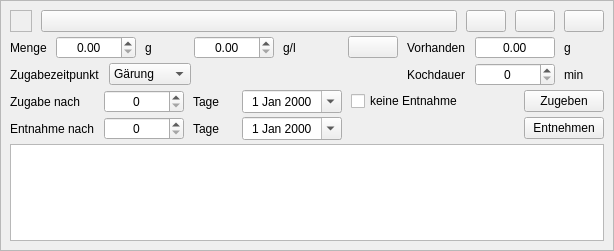
kleiner-brauhelfer/kleiner-brauhelfer-2, file kleiner-brauhelfer/widgets/wdgweiterezutatgabe.ui: the form before one commit.
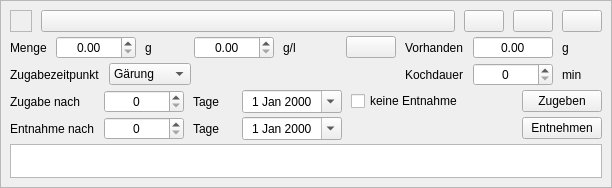
The form after the commit. Icons and pictures are not drawn. Custom widgets are drawn as their Qt base class.

Patch:
```diff
--- a/kleiner-brauhelfer/widgets/wdgweiterezutatgabe.ui
+++ b/kleiner-brauhelfer/widgets/wdgweiterezutatgabe.ui
@@ -6,8 +6,8 @@
    <rect>
     <x>0</x>
     <y>0</y>
-    <width>614</width>
-    <height>251</height>
+    <width>612</width>
+    <height>188</height>
    </rect>
   </property>
   <property name="autoFillBackground">
```
